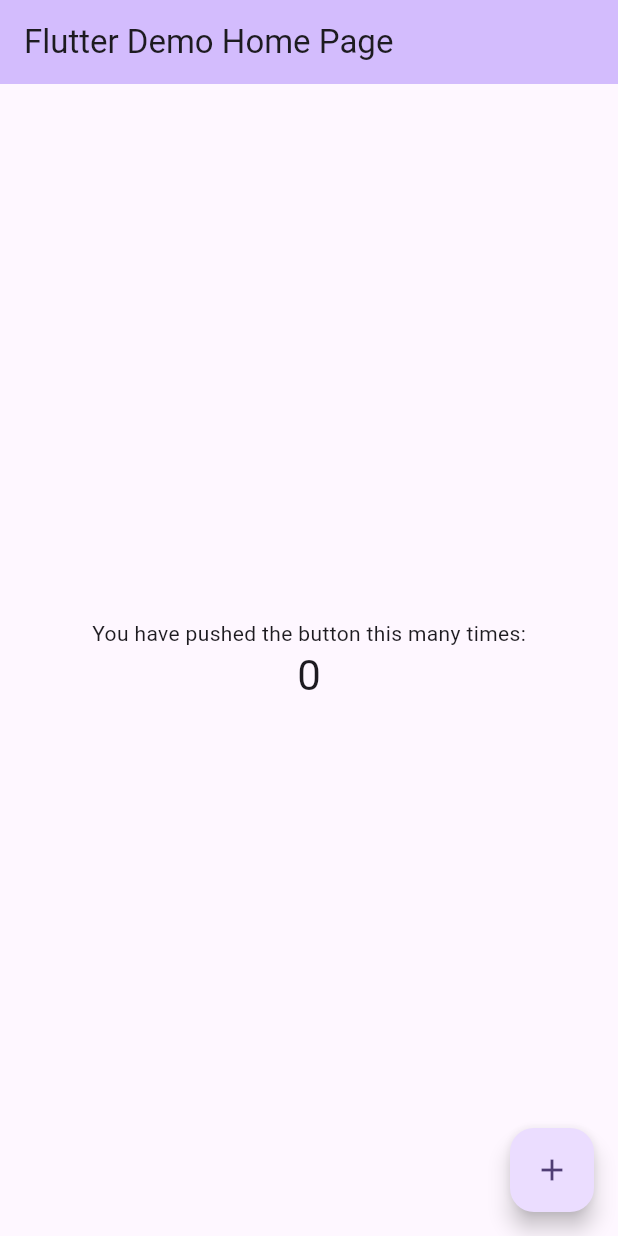
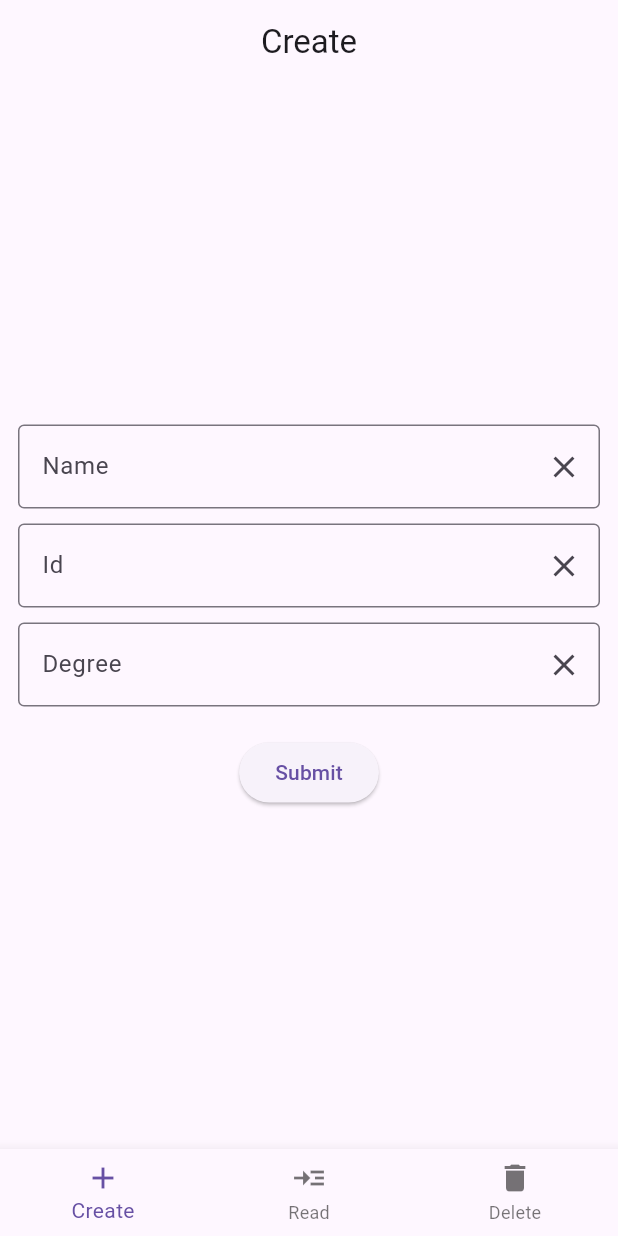
Before and after one commit to BACAbeykoon/Student-Management-Crud-App---Fire-Base, a Flutter app: the screen it shows after launch, on a phone screen of 412 x 824 dp. Run offline on Flutter 3.47's test engine with Material 3 defaults, Android fonts, the phone set to English and light mode, and no system bars; our stand-ins replace cloud_firestore, firebase_core, fluttertoast; accounts and stored records are empty.

Commit message:
Finalize the App
Finalize the Student Management App with Fire-Base Back End

```diff
--- a/student_mgt_app/lib/main.dart
+++ b/student_mgt_app/lib/main.dart
@@ -1,122 +1,46 @@
+import 'package:firebase_core/firebase_core.dart';
 import 'package:flutter/material.dart';
+import 'package:student_mgt_app/screens/createpage.dart';
+import 'package:student_mgt_app/screens/deletepage.dart';
+import 'package:student_mgt_app/screens/readpage.dart';
 
-void main() {
-  runApp(const MyApp());
+Future<void> main() async {
+  WidgetsFlutterBinding.ensureInitialized();
+  await Firebase.initializeApp();
+
+  runApp(MaterialApp(debugShowCheckedModeBanner: false, home: Home()));
 }
 
-class MyApp extends StatelessWidget {
-  const MyApp({super.key});
+class Home extends StatefulWidget {
+  const Home({super.key});
 
-  // This widget is the root of your application.
+  @override
+  State<Home> createState() => _HomeState();
+}
+
+class _HomeState extends State<Home> {
+  int selectedIndex = 0;
+
+  List<Widget> screens = [CreateScreen(), ReadScreen(), DeleteScreen()];
+
   @override
   Widget build(BuildContext context) {
-    return MaterialApp(
-      title: 'Flutter Demo',
-      theme: ThemeData(
-        // This is the theme of your application.
-        //
-        // TRY THIS: Try running your application with "flutter run". You'll see
-        // the application has a purple toolbar. Then, without quitting the app,
-        // try changing the seedColor in the colorScheme below to Colors.green
-        // and then invoke "hot reload" (save your changes or press the "hot
-        // reload" button in a Flutter-supported IDE, or press "r" if you used
-        // the command line to start the app).
-        //
-        // Notice that the counter didn't reset back to zero; the application
-        // state is not lost during the reload. To reset the state, use hot
-        // restart instead.
-        //
-        // This works for code too, not just values: Most code changes can be
-        // tested with just a hot reload.
-        colorScheme: ColorScheme.fromSeed(seedColor: Colors.deepPurple),
+    return Scaffold(
+      body: screens[selectedIndex],
+      bottomNavigationBar: BottomNavigationBar(
+        items: const [
+          BottomNavigationBarItem(icon: Icon(Icons.add), label: "Create"),
+          BottomNavigationBarItem(icon: Icon(Icons.read_more), label: "Read"),
+          BottomNavigationBarItem(icon: Icon(Icons.delete), label: "Delete"),
+        ],
+        type: BottomNavigationBarType.fixed,
+        currentIndex: selectedIndex,
+        onTap: (index) {
+          setState(() {
+            selectedIndex = index;
+          });
+        },
       ),
-      home: const MyHomePage(title: 'Flutter Demo Home Page'),
     );
   }
 }
-
-class MyHomePage extends StatefulWidget {
-  const MyHomePage({super.key, required this.title});
-
-  // This widget is the home page of your application. It is stateful, meaning
-  // that it has a State object (defined below) that contains fields that affect
-  // how it looks.
-
-  // This class is the configuration for the state. It holds the values (in this
-  // case the title) provided by the parent (in this case the App widget) and
-  // used by the build method of the State. Fields in a Widget subclass are
-  // always marked "final".
-
-  final String title;
-
-  @override
-  State<MyHomePage> createState() => _MyHomePageState();
-}
-
-class _MyHomePageState extends State<MyHomePage> {
-  int _counter = 0;
-
-  void _incrementCounter() {
-    setState(() {
-      // This call to setState tells the Flutter framework that something has
-      // changed in this State, which causes it to rerun the build method below
-      // so that the display can reflect the updated values. If we changed
-      // _counter without calling setState(), then the build method would not be
-      // called again, and so nothing would appear to happen.
-      _counter++;
-    });
-  }
-
-  @override
-  Widget build(BuildContext context) {
-    // This method is rerun every time setState is called, for instance as done
-    // by the _incrementCounter method above.
-    //
-    // The Flutter framework has been optimized to make rerunning build methods
-    // fast, so that you can just rebuild anything that needs updating rather
-    // than having to individually change instances of widgets.
-    return Scaffold(
-      appBar: AppBar(
-        // TRY THIS: Try changing the color here to a specific color (to
-        // Colors.amber, perhaps?) and trigger a hot reload to see the AppBar
-        // change color while the other colors stay the same.
-        backgroundColor: Theme.of(context).colorScheme.inversePrimary,
-        // Here we take the value from the MyHomePage object that was created by
-        // the App.build method, and use it to set our appbar title.
-        title: Text(widget.title),
-      ),
-      body: Center(
-        // Center is a layout widget. It takes a single child and positions it
-        // in the middle of the parent.
-        child: Column(
-          // Column is also a layout widget. It takes a list of children and
-          // arranges them vertically. By default, it sizes itself to fit its
-          // children horizontally, and tries to be as tall as its parent.
-          //
-          // Column has various properties to control how it sizes itself and
-          // how it positions its children. Here we use mainAxisAlignment to
-          // center the children vertically; the main axis here is the vertical
-          // axis because Columns are vertical (the cross axis would be
-          // horizontal).
-          //
-          // TRY THIS: Invoke "debug painting" (choose the "Toggle Debug Paint"
-          // action in the IDE, or press "p" in the console), to see the
-          // wireframe for each widget.
-          mainAxisAlignment: MainAxisAlignment.center,
-          children: <Widget>[
-            const Text('You have pushed the button this many times:'),
-            Text(
-              '$_counter',
-              style: Theme.of(context).textTheme.headlineMedium,
-            ),
-          ],
-        ),
-      ),
-      floatingActionButton: FloatingActionButton(
-        onPressed: _incrementCounter,
-        tooltip: 'Increment',
-        child: const Icon(Icons.add),
-      ), // This trailing comma makes auto-formatting nicer for build methods.
-    );
-  }
-}
--- a/student_mgt_app/lib/models/student.dart
+++ b/student_mgt_app/lib/models/student.dart
@@ -0,0 +1,37 @@
+class Student {
+  final String name;
+  final int id;
+  final String degree;
+
+  Student({required this.name, required this.id, required this.degree});
+
+  static List<Student> studentList() {
+    return [
+      Student(name: "John", id: 1, degree: "B.Tech"),
+      Student(name: "Jane", id: 2, degree: "B.Tech"),
+      Student(name: "Doe", id: 3, degree: "B.Tech"),
+      Student(name: "Alex", id: 4, degree: "B.Tech"),
+      Student(name: "John", id: 5, degree: "B.Tech"),
+      Student(name: "Jane", id: 6, degree: "B.Tech"),
+      Student(name: "Doe", id: 7, degree: "B.Tech"),
+      Student(name: "Alex", id: 8, degree: "B.Tech"),
+      Student(name: "John", id: 9, degree: "B.Tech"),
+      Student(name: "Jane", id: 10, degree: "B.Tech"),
+      Student(name: "Doe", id: 11, degree: "B.Tech"),
+      Student(name: "Alex", id: 12, degree: "B.Tech"),
+      Student(name: "John", id: 13, degree: "B.Tech"),
+      Student(name: "Jane", id: 14, degree: "B.Tech"),
+      Student(name: "Doe", id: 15, degree: "B.Tech"),
+      Student(name: "Alex", id: 16, degree: "B.Tech"),
+      Student(name: "John", id: 17, degree: "B.Tech"),
+      Student(name: "Jane", id: 18, degree: "B.Tech"),
+      Student(name: "Doe", id: 19, degree: "B.Tech"),
+      Student(name: "Alex", id: 20, degree: "B.Tech"),
+      Student(name: "John", id: 21, degree: "B.Tech"),
+      Student(name: "Jane", id: 22, degree: "B.Tech"),
+      Student(name: "Doe", id: 23, degree: "B.Tech"),
+      Student(name: "Alex", id: 24, degree: "B.Tech"),
+      Student(name: "John", id: 25, degree: "B.Tech"),
+    ];
+  }
+}
--- a/student_mgt_app/lib/screens/createpage.dart
+++ b/student_mgt_app/lib/screens/createpage.dart
@@ -0,0 +1,121 @@
+import 'package:flutter/material.dart';
+import 'package:fluttertoast/fluttertoast.dart';
+import 'package:student_mgt_app/data/firebase.dart';
+
+class CreateScreen extends StatefulWidget {
+  const CreateScreen({super.key});
+
+  @override
+  State<CreateScreen> createState() => _CreateScreenState();
+}
+
+class _CreateScreenState extends State<CreateScreen> {
+  TextEditingController nameController = TextEditingController();
+  TextEditingController idController = TextEditingController();
+  TextEditingController degreeController = TextEditingController();
+  @override
+  Widget build(BuildContext context) {
+    return Scaffold(
+      appBar: AppBar(title: Text('Create'), centerTitle: true),
+      body: _bodyWidget(),
+    );
+  }
+
+  _bodyWidget() {
+    return SafeArea(
+      child: Padding(
+        padding: const EdgeInsets.all(12.0),
+        child: Center(
+          child: Column(
+            mainAxisAlignment: MainAxisAlignment.center,
+            children: [
+              TextField(
+                controller: nameController,
+                decoration: InputDecoration(
+                  suffixIcon: GestureDetector(
+                    child: Icon(Icons.clear),
+                    onTap: () {
+                      nameController.clear();
+                    },
+                  ),
+                  labelText: 'Name',
+                  border: OutlineInputBorder(),
+                ),
+              ),
+              SizedBox(height: 10),
+              TextField(
+                controller: idController,
+                keyboardType: TextInputType.number,
+                decoration: InputDecoration(
+                  suffixIcon: GestureDetector(
+                    child: Icon(Icons.clear),
+                    onTap: () {
+                      idController.clear();
+                    },
+                  ),
+                  labelText: 'Id',
+                  border: OutlineInputBorder(),
+                ),
+              ),
+              SizedBox(height: 10),
+              TextField(
+                controller: degreeController,
+                decoration: InputDecoration(
+                  suffixIcon: GestureDetector(
+                    child: Icon(Icons.clear),
+                    onTap: () {
+                      degreeController.clear();
+                    },
+                  ),
+                  labelText: 'Degree',
+                  border: OutlineInputBorder(),
+                ),
+              ),
+              SizedBox(height: 20),
+              ElevatedButton(
+                onPressed: () async {
+                  Map<String, dynamic> studentDetails = {
+                    'name': nameController.text,
+                    'id': idController.text,
+                    'degree': degreeController.text,
+                  };
+                  try {
+                    await Database()
+                        .addStudent(studentDetails, idController.text)
+                        .then(
+                          (value) => {
+                            nameController.clear(),
+                            idController.clear(),
+                            degreeController.clear(),
+                            Fluttertoast.showToast(
+                              msg: "Data added successfully",
+                              toastLength: Toast.LENGTH_LONG,
+                              gravity: ToastGravity.CENTER,
+                              timeInSecForIosWeb: 1,
+                              backgroundColor: Colors.green,
+                              textColor: Colors.white,
+                              fontSize: 16.0,
+                            ),
+                          },
+                        );
+                  } catch (e) {
+                    Fluttertoast.showToast(
+                      msg: e.toString(),
+                      toastLength: Toast.LENGTH_LONG,
+                      gravity: ToastGravity.CENTER,
+                      timeInSecForIosWeb: 1,
+                      backgroundColor: Colors.green,
+                      textColor: Colors.white,
+                      fontSize: 16.0,
+                    );
+                  }
+                },
+                child: Text("Submit"),
+              ),
+            ],
+          ),
+        ),
+      ),
+    );
+  }
+}
--- a/student_mgt_app/pubspec.yaml
+++ b/student_mgt_app/pubspec.yaml
@@ -32,6 +32,7 @@ dependencies:
     sdk: flutter
   firebase_core: ^3.13.0
   cloud_firestore: ^5.6.6
+  fluttertoast: ^8.2.12
 
   # The following adds the Cupertino Icons font to your application.
   # Use with the CupertinoIcons class for iOS style icons.
```
Also changed, not shown: student_mgt_app/lib/data/firebase.dart (+64 -0 lines), student_mgt_app/lib/screens/deletepage.dart (+79 -0 lines), student_mgt_app/lib/screens/readpage.dart (+78 -0 lines), student_mgt_app/lib/screens/updatepage.dart (+129 -0 lines), student_mgt_app/lib/widgets/student_card.dart (+79 -0 lines), student_mgt_app/pubspec.lock, 1 other file.
